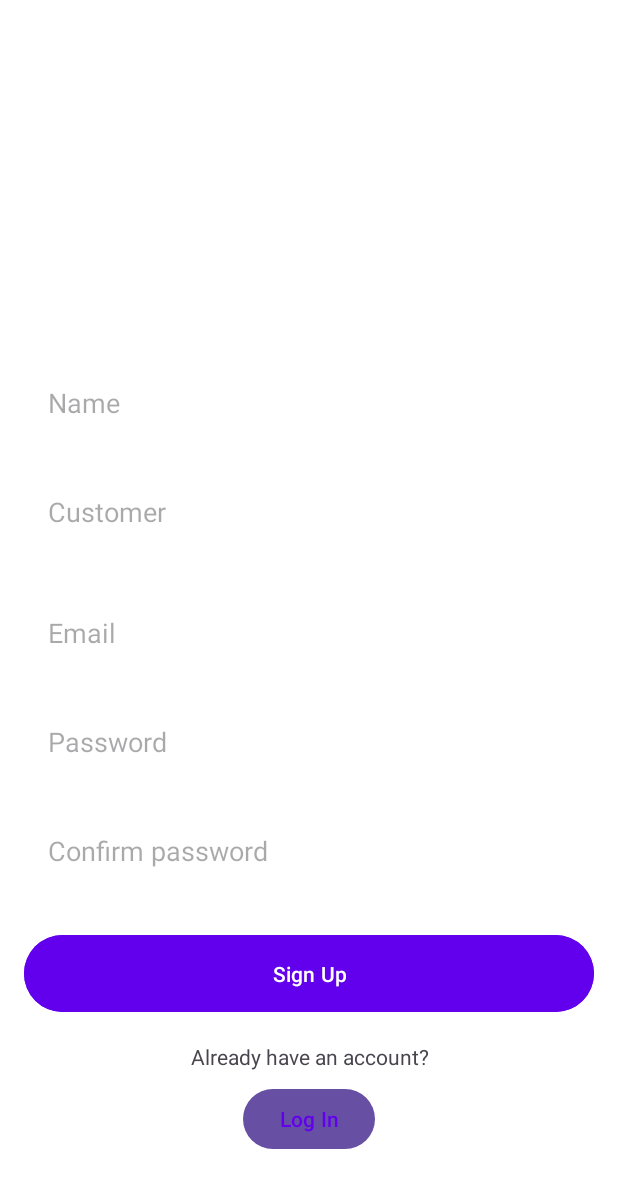
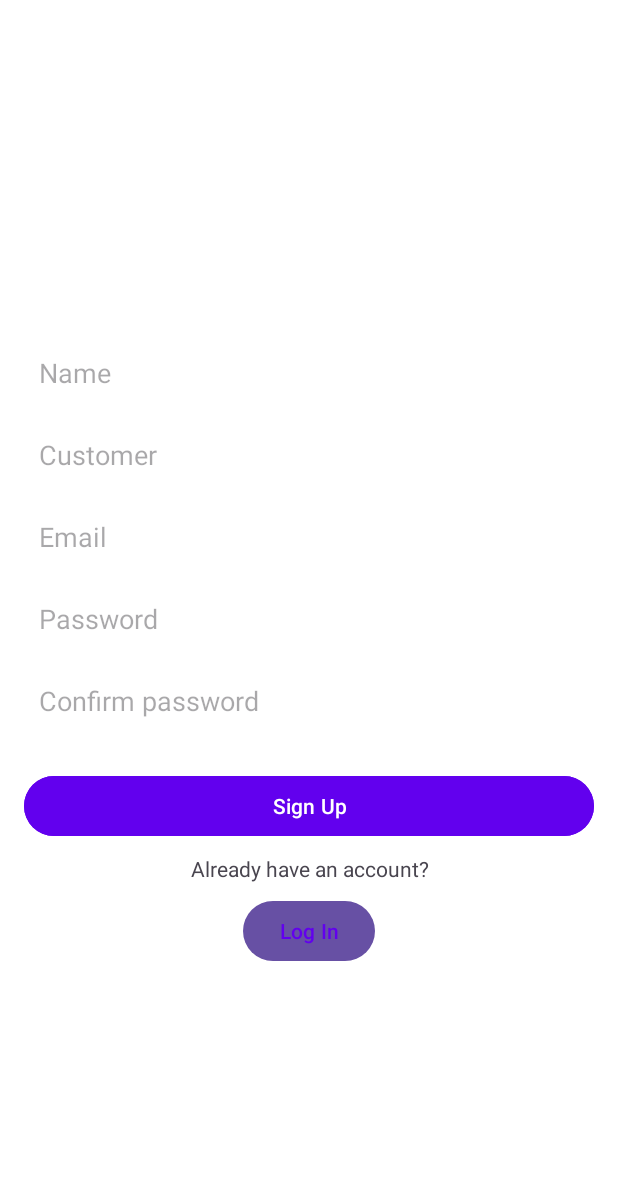
Before and after one commit to Sathira-Wijeratne/SPSH-Ecommerce-Application, an Android app: the CustomerSignUpActivity screen opened directly, with no data from a screen before it, on a phone screen of 412 x 824 dp. Shown: the top 1188 px of the screen. Run offline under Robolectric (Android 15) with nearby library versions, the phone set to English and light mode, and no system bars.

Commit message:
Elements fit to page

```diff
--- a/MobileApplication/app/src/main/res/layout/customer_sign_up.xml
+++ b/MobileApplication/app/src/main/res/layout/customer_sign_up.xml
@@ -41,9 +41,9 @@
             android:autofillHints=""
             android:hint="@string/name"
             android:inputType="textPersonName"
-            android:layout_marginTop="24dp"
+            android:layout_marginTop="10dp"
             android:background="@drawable/edittext_background"
-            android:padding="16dp"/>
+            android:padding="10dp"/>
 
         <EditText
             android:id="@+id/roleEditText"
@@ -53,9 +53,9 @@
             android:hint="@string/role"
             android:text="@string/customer"
             android:enabled="false"
-            android:layout_marginTop="16dp"
+            android:layout_marginTop="10dp"
             android:background="@drawable/edittext_background"
-            android:padding="16dp"/>
+            android:padding="10dp"/>
         <!-- Email Input -->
         <EditText
             android:id="@+id/emailEditText"
@@ -64,9 +64,9 @@
             android:autofillHints=""
             android:hint="@string/email"
             android:inputType="textEmailAddress"
-            android:layout_marginTop="24dp"
+            android:layout_marginTop="10dp"
             android:background="@drawable/edittext_background"
-            android:padding="16dp"/>
+            android:padding="10dp"/>
 
         <!-- Password Input -->
         <EditText
@@ -76,9 +76,9 @@
             android:autofillHints=""
             android:hint="@string/password"
             android:inputType="textPassword"
-            android:layout_marginTop="16dp"
+            android:layout_marginTop="10dp"
             android:background="@drawable/edittext_background"
-            android:padding="16dp"/>
+            android:padding="10dp"/>
 
         <!-- Confirm Password Input -->
         <EditText
@@ -88,9 +88,9 @@
             android:autofillHints=""
             android:hint="@string/repeat_password"
             android:inputType="textPassword"
-            android:layout_marginTop="16dp"
+            android:layout_marginTop="10dp"
             android:background="@drawable/edittext_background"
-            android:padding="16dp"/>
+            android:padding="10dp"/>
 
         <Button
             android:id="@+id/signupButton"
@@ -100,14 +100,14 @@
             android:backgroundTint="@color/purple_500"
             android:textColor="@color/white"
             android:layout_marginTop="24dp"
-            android:padding="16dp"/>
+            android:padding="10dp"/>
 
         <TextView
             android:layout_width="match_parent"
             android:layout_height="wrap_content"
             android:text="@string/already_have_an_account"
             android:gravity="center"
-            android:layout_marginTop="16dp"/>
+            android:layout_marginTop="8dp"/>
 
         <Button
             android:id="@+id/loginButton"
```
